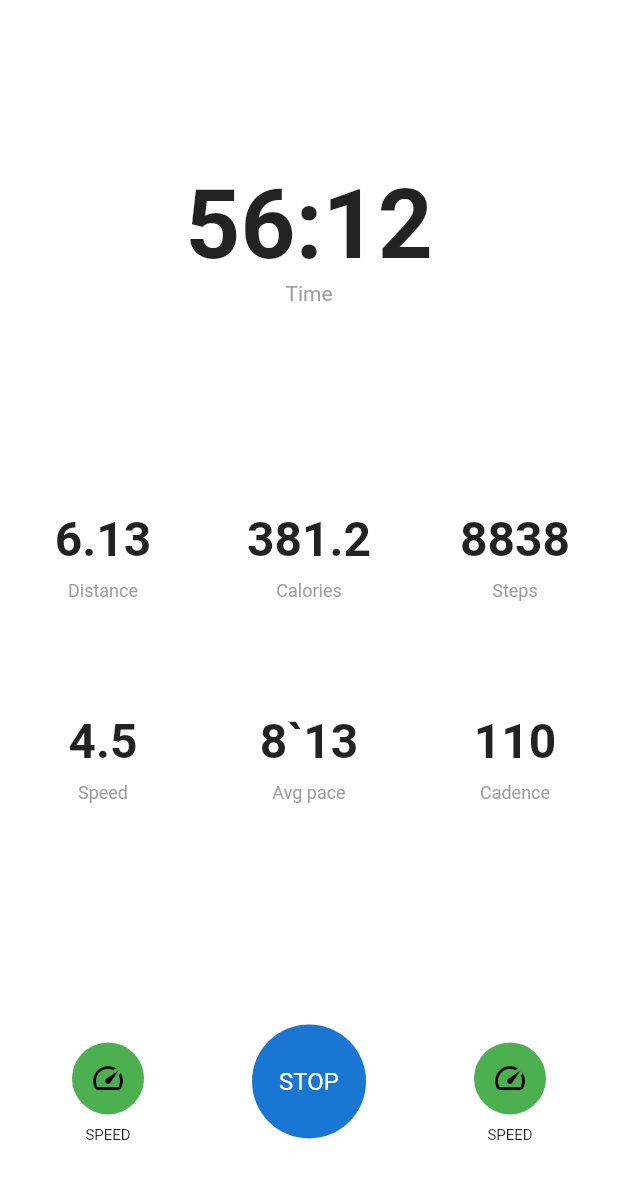
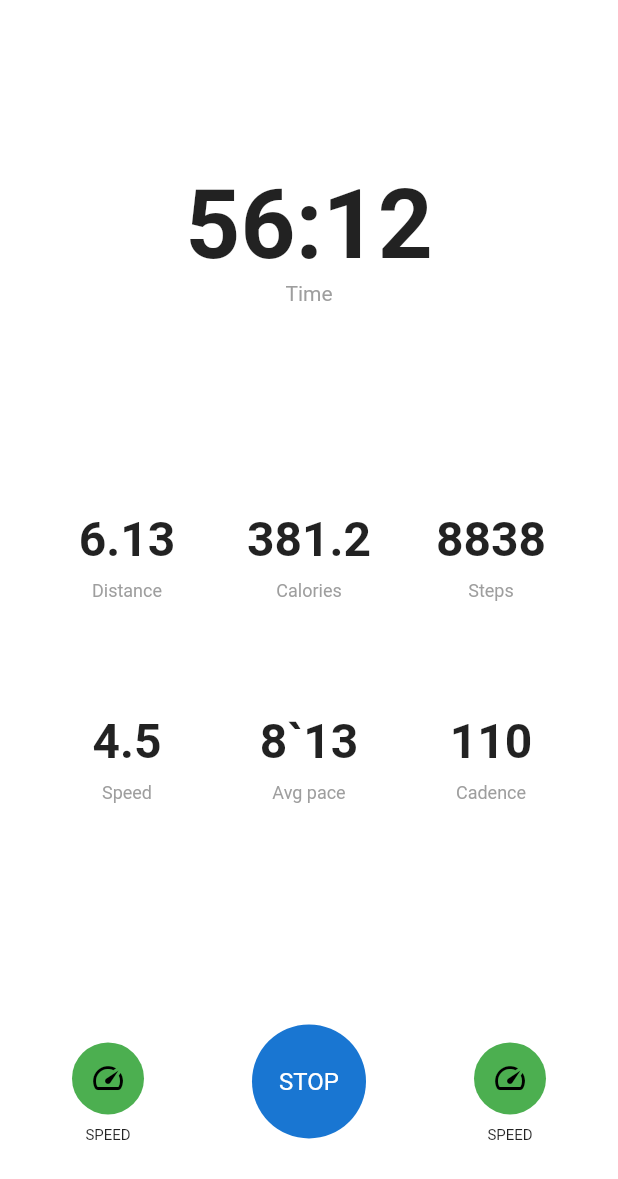
Before and after one commit to JAICHANGPARK/flutter_notebook_18th_story, a Flutter app: the TreadmillRunningPage screen opened directly, on a phone screen of 412 x 824 dp. Shown: the top 1179 px of the screen. Run offline on Flutter 3.47's test engine with Material 2 defaults, Android fonts, the phone set to English and light mode, and no system bars; our stand-ins replace cached_network_image, flutter_lorem, flutter_riverpod, flutter_svg, freezed_annotation, go_router and 3 more.

Commit message:
Update treadmill_running_page.dart

```diff
--- a/lib/ep1070_treadmill_app/src/ui/treadmill_running_page.dart
+++ b/lib/ep1070_treadmill_app/src/ui/treadmill_running_page.dart
@@ -38,7 +38,7 @@ class _TreadmillRunningPageState extends State<TreadmillRunningPage> {
             Expanded(
                 flex: 5,
                 child: Padding(
-                  padding: const EdgeInsets.symmetric(vertical: 24),
+                  padding: const EdgeInsets.symmetric(vertical: 24, horizontal: 24),
                   child: Column(
                     children: [
                       Expanded(
```
